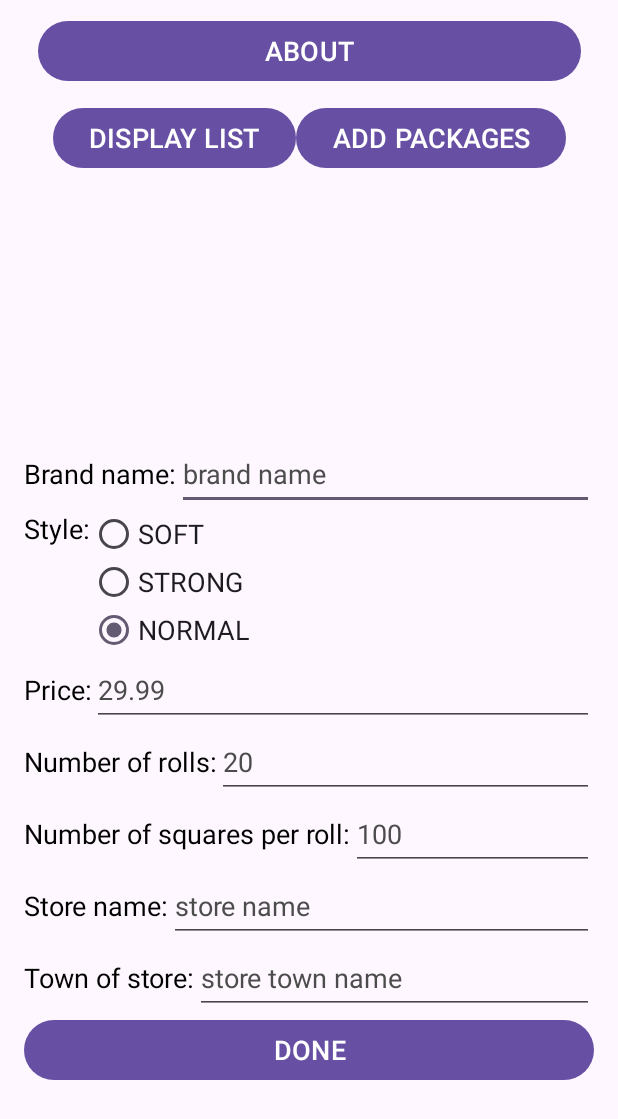
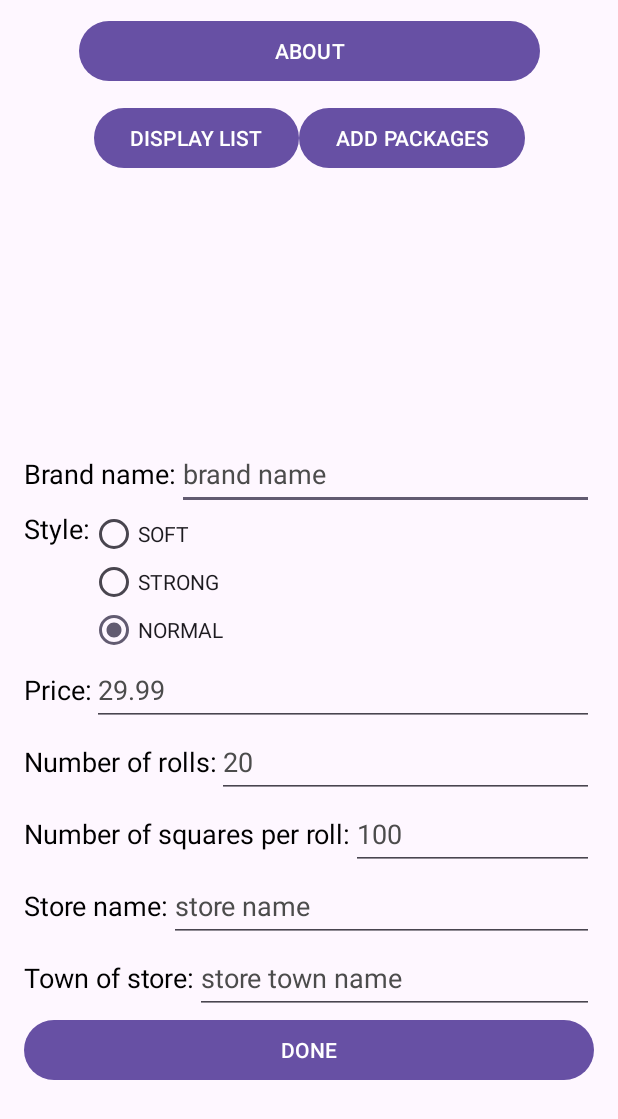
Before and after one commit to emilygranville/toiletpaperprices, an Android app: the screen it shows after launch (MainActivity), on a phone screen of 412 x 824 dp. Shown: the top 1119 px of the screen. Run offline under Robolectric (Android 15) with nearby library versions, the phone set to English and light mode, and no system bars.

Commit message:
makes a style for text view that applies across theme

```diff
--- a/app/src/main/res/values-night/themes.xml
+++ b/app/src/main/res/values-night/themes.xml
@@ -1,8 +1,8 @@
-<resources xmlns:tools="http://schemas.android.com/tools">
+<resources xmlns:tools="http://schemas.android.com/tools" xmlns:android="http://schemas.android.com/apk/res/android">
     <!-- Base application theme. -->
     <style name="Base.Theme.ToiletPaperPrices" parent="Theme.Material3.DayNight.NoActionBar">
         <!-- Customize your dark theme here. -->
         <!-- <item name="colorPrimary">@color/my_dark_primary</item> -->
-        <item name="android:textSize">18sp</item>
+        <item name="android:textViewStyle">@style/default_text_style</item>
     </style>
 </resources>
--- /dev/null
+++ b/app/src/main/res/values/style.xml
@@ -0,0 +1,6 @@
+<?xml version="1.0" encoding="utf-8"?>
+<resources>
+    <style name="default_text_style">
+        <item name="android:textAppearance">?android:attr/textAppearanceMedium</item>
+    </style>
+</resources>
--- a/app/src/main/res/values/themes.xml
+++ b/app/src/main/res/values/themes.xml
@@ -1,12 +1,12 @@
-<resources xmlns:tools="http://schemas.android.com/tools">
+<resources xmlns:tools="http://schemas.android.com/tools" xmlns:android="http://schemas.android.com/apk/res/android">
     <!-- Base application theme. -->
     <style name="Base.Theme.ToiletPaperPrices" parent="Theme.Material3.DayNight.NoActionBar">
         <!-- Customize your light theme here. -->
         <!-- <item name="colorPrimary">@color/my_light_primary</item> -->
+        <item name="android:textViewStyle">@style/default_text_style</item>
         <item name="android:textColor">@color/black</item>
         <item name="android:textColorHint">@color/day_hint_color</item>
 
-        <item name="android:textSize">18sp</item>
     </style>
 
     <style name="Theme.ToiletPaperPrices" parent="Base.Theme.ToiletPaperPrices" />
```
